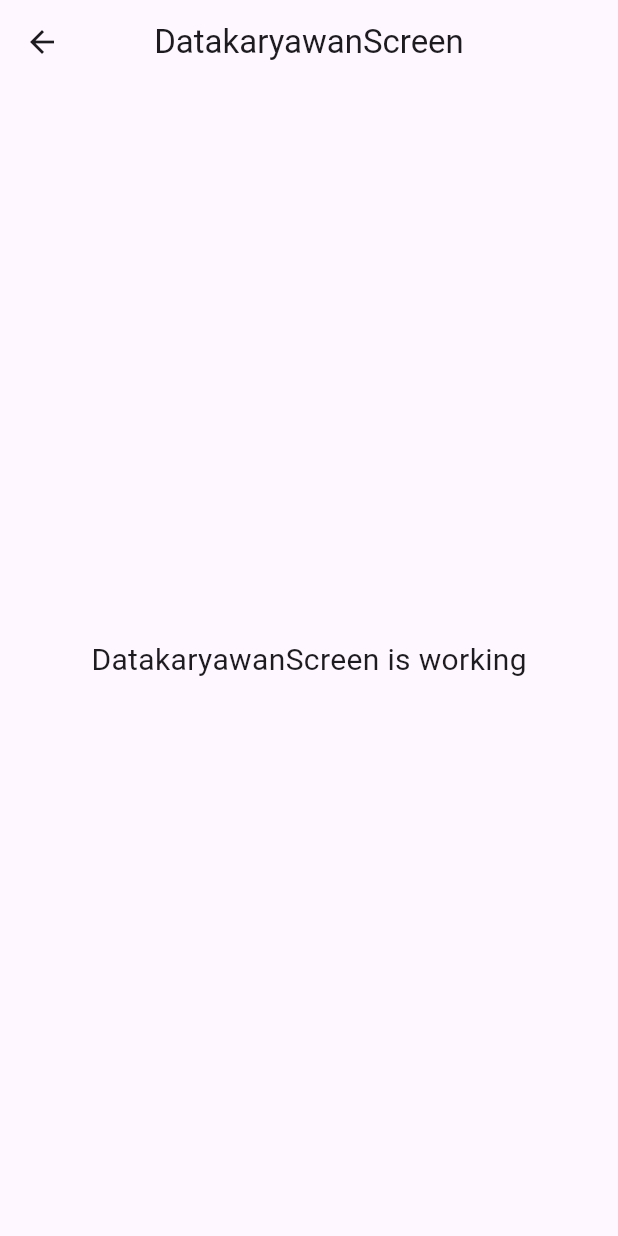
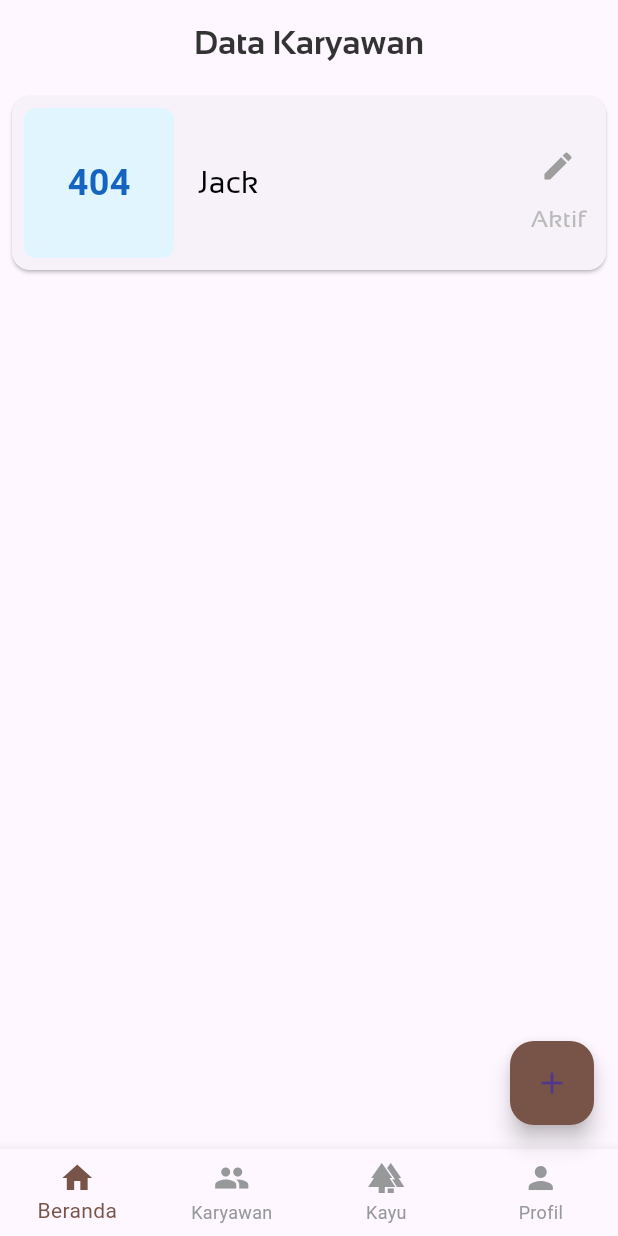
Before and after one commit to AgilS121/management-data-barang, a Flutter app: the DatakaryawanScreen screen opened by its route, on a phone screen of 412 x 824 dp. Run offline on Flutter 3.47's test engine with Material 3 defaults, Android fonts, the phone set to English and light mode, and no system bars; our stand-ins replace firebase_core, flutter_screenutil, get; accounts and stored records are empty.

Commit message:
update: menambahkan halaman adminpage awal

```diff
--- /dev/null
+++ b/lib/domain/models/KaryawanModel.dart
@@ -0,0 +1,43 @@
+class KaryawanModel {
+  final int id;
+  final String name;
+  final String position;
+  final String status;
+  final String email;
+  final String phone;
+  final String image;
+
+  KaryawanModel(
+      {required this.id,
+      required this.name,
+      required this.position,
+      required this.status,
+      required this.email,
+      required this.phone,
+      required this.image});
+
+  // Factory constructor to create an KaryawanModel from a JSON map
+  factory KaryawanModel.fromJson(Map<String, dynamic> json) {
+    return KaryawanModel(
+        id: json['id'],
+        name: json['name'],
+        position: json['position'],
+        status: json['status'],
+        email: json['email'],
+        phone: json['phone'],
+        image: json['image']);
+  }
+
+  // Method to convert an KaryawanModel instance to a JSON map
+  Map<String, dynamic> toJson() {
+    return {
+      'id': id,
+      'name': name,
+      'position': position,
+      'status': status,
+      'email': email,
+      'phone': phone,
+      'image': image
+    };
+  }
+}
--- a/lib/infrastructure/navigation/bindings/controllers/controllers_bindings.dart
+++ b/lib/infrastructure/navigation/bindings/controllers/controllers_bindings.dart
@@ -15,6 +15,7 @@ export 'package:dekaybaro/infrastructure/navigation/bindings/controllers/onboard
 export 'package:dekaybaro/infrastructure/navigation/bindings/controllers/pembayaran.controller.binding.dart';
 export 'package:dekaybaro/infrastructure/navigation/bindings/controllers/pengaturancustomer.controller.binding.dart';
 export 'package:dekaybaro/infrastructure/navigation/bindings/controllers/productdetail.controller.binding.dart';
+export 'package:dekaybaro/infrastructure/navigation/bindings/controllers/profiladmin.controller.binding.dart';
 export 'package:dekaybaro/infrastructure/navigation/bindings/controllers/register.controller.binding.dart';
 export 'package:dekaybaro/infrastructure/navigation/bindings/controllers/resetpassword.controller.binding.dart';
 export 'package:dekaybaro/infrastructure/navigation/bindings/controllers/semua_product.controller.binding.dart';
--- a/lib/infrastructure/navigation/navigation.dart
+++ b/lib/infrastructure/navigation/navigation.dart
@@ -136,5 +136,10 @@ class Nav {
       page: () => const DatakayuScreen(),
       binding: DatakayuControllerBinding(),
     ),
+    GetPage(
+      name: Routes.PROFILADMIN,
+      page: () => const ProfiladminScreen(),
+      binding: ProfiladminControllerBinding(),
+    ),
   ];
 }
--- a/lib/infrastructure/navigation/routes.dart
+++ b/lib/infrastructure/navigation/routes.dart
@@ -9,6 +9,7 @@ class Routes {
   static const BELANJA = '/belanja';
   static const CUSTOMDIVIDER = '/customdivider';
   static const DATAKARYAWAN = '/datakaryawan';
+  static const DATAKAYU = '/datakayu';
   static const DETAILPRODUK = '/detailproduk';
   static const HOME = '/home';
   static const HOMEADMIN = '/homeadmin';
@@ -25,5 +26,5 @@ class Routes {
   static const RESETPASSWORD = '/resetpassword';
   static const SEMUA_PRODUCT = '/semua-product';
   static const TENTANGAPLIKASI = '/tentangaplikasi';
-  static const DATAKAYU = '/datakayu';
+  static const PROFILADMIN = '/profiladmin';
 }
--- a/lib/presentation/adminpage/datakaryawan/controllers/datakaryawan.controller.dart
+++ b/lib/presentation/adminpage/datakaryawan/controllers/datakaryawan.controller.dart
@@ -1,23 +1,24 @@
+import 'package:dekaybaro/domain/models/KaryawanModel.dart';
 import 'package:get/get.dart';
 
 class DatakaryawanController extends GetxController {
-  //TODO: Implement DatakaryawanController
+  final RxList<KaryawanModel> karyawanitems = <KaryawanModel>[].obs;
 
-  final count = 0.obs;
   @override
   void onInit() {
     super.onInit();
+    // Contoh data
+    karyawanitems.addAll([
+      KaryawanModel(
+        id: 1,
+        name: 'Jack',
+        email: 'jack@gmail.com',
+        phone: '089665881651',
+        position: 'Karyawan Tetap',
+        status: 'Aktif',
+        image:
+            'https://static-00.iconduck.com/assets.00/9-404-error-illustration-2048x908-vp03fkyu.png',
+      ),
+    ]);
   }
-
-  @override
-  void onReady() {
-    super.onReady();
-  }
-
-  @override
-  void onClose() {
-    super.onClose();
-  }
-
-  void increment() => count.value++;
 }
--- a/lib/presentation/adminpage/datakaryawan/datakaryawan.screen.dart
+++ b/lib/presentation/adminpage/datakaryawan/datakaryawan.screen.dart
@@ -1,4 +1,10 @@
+import 'package:dekaybaro/infrastructure/theme/colors.dart';
+import 'package:dekaybaro/presentation/utils/componentadmins/views/card_karyawan_view.dart';
+import 'package:dekaybaro/presentation/utils/componentadmins/views/custom_bottom_navbar_admin_view.dart';
+import 'package:dekaybaro/presentation/utils/views/reusable_button_view.dart';
+import 'package:dekaybaro/presentation/utils/views/reusable_text_view.dart';
 import 'package:flutter/material.dart';
+import 'package:flutter_screenutil/flutter_screenutil.dart';
 
 import 'package:get/get.dart';
 
@@ -6,19 +12,43 @@ import 'controllers/datakaryawan.controller.dart';
 
 class DatakaryawanScreen extends GetView<DatakaryawanController> {
   const DatakaryawanScreen({Key? key}) : super(key: key);
+
   @override
   Widget build(BuildContext context) {
     return Scaffold(
       appBar: AppBar(
-        title: const Text('DatakaryawanScreen'),
+        automaticallyImplyLeading: false,
+        title: ReusableTextView(
+          text: "Data Karyawan",
+          sizetext: 22,
+          textcolor: AppColors.blacktext,
+          fontWeight: FontWeight.bold,
+        ),
         centerTitle: true,
       ),
-      body: const Center(
-        child: Text(
-          'DatakaryawanScreen is working',
-          style: TextStyle(fontSize: 20),
+      body: Container(
+        child: Column(
+          children: [
+            Expanded(
+              child: Obx(() => ListView.builder(
+                    itemCount: controller.karyawanitems.length,
+                    itemBuilder: (context, index) {
+                      return CardKaryawanView(
+                          karyawan: controller.karyawanitems[index]);
+                    },
+                  )),
+            ),
+          ],
         ),
       ),
+      floatingActionButton: FloatingActionButton(
+        onPressed: () {
+          // Logika ketika tombol ditekan
+        },
+        backgroundColor: AppColors.coklat7,
+        child: Icon(Icons.add),
+      ),
+      bottomNavigationBar: CustomBottomNavbarAdminView(),
     );
   }
 }
--- a/lib/presentation/adminpage/homeadmin/controllers/homeadmin.controller.dart
+++ b/lib/presentation/adminpage/homeadmin/controllers/homeadmin.controller.dart
@@ -1,23 +1,35 @@
+import 'package:dekaybaro/domain/models/ProductModel.dart';
 import 'package:get/get.dart';
 
 class HomeadminController extends GetxController {
-  //TODO: Implement HomeadminController
+  final RxList<String> categories =
+      ['Semua', 'Kayu', 'Kayu', 'Kayu', 'Kayu'].obs;
+  final RxInt selectedCategoryIndex = 0.obs;
+  final RxList<Product> products = <Product>[].obs;
 
-  final count = 0.obs;
   @override
   void onInit() {
     super.onInit();
+    loadProducts();
   }
 
-  @override
-  void onReady() {
-    super.onReady();
+  void loadProducts() {
+    products.value = [
+      Product(name: 'Kayu Alba', price: 900000, image: [
+        'https://static-00.iconduck.com/assets.00/9-404-error-illustration-2048x908-vp03fkyu.png',
+        'https://static-00.iconduck.com/assets.00/9-404-error-illustration-2048x908-vp03fkyu.png',
+        'https://static-00.iconduck.com/assets.00/9-404-error-illustration-2048x908-vp03fkyu.png'
+      ]),
+      Product(name: 'Kayu Alba', price: 900000, image: [
+        'https://static-00.iconduck.com/assets.00/9-404-error-illustration-2048x908-vp03fkyu.png',
+        'https://static-00.iconduck.com/assets.00/9-404-error-illustration-2048x908-vp03fkyu.png',
+        'https://static-00.iconduck.com/assets.00/9-404-error-illustration-2048x908-vp03fkyu.png'
+      ]),
+    ];
   }
 
-  @override
-  void onClose() {
-    super.onClose();
+  void selectCategory(int index) {
+    selectedCategoryIndex.value = index;
+    // Logika untuk memfilter produk berdasarkan kategori bisa ditambahkan di sini
   }
-
-  void increment() => count.value++;
 }
--- a/lib/presentation/screens.dart
+++ b/lib/presentation/screens.dart
@@ -1,6 +1,7 @@
 export 'package:dekaybaro/presentation/adminpage/datakaryawan/datakaryawan.screen.dart';
 export 'package:dekaybaro/presentation/adminpage/datakayu/datakayu.screen.dart';
 export 'package:dekaybaro/presentation/adminpage/homeadmin/homeadmin.screen.dart';
+export 'package:dekaybaro/presentation/adminpage/profiladmin/profiladmin.screen.dart';
 export 'package:dekaybaro/presentation/customerpage/addalamat/addalamat.screen.dart';
 export 'package:dekaybaro/presentation/customerpage/akun/akun.screen.dart';
 export 'package:dekaybaro/presentation/customerpage/belanja/belanja.screen.dart';
--- a/lib/presentation/utils/componentadmins/controllers/custom_bottom_navbar_admin_controller_controller.dart
+++ b/lib/presentation/utils/componentadmins/controllers/custom_bottom_navbar_admin_controller_controller.dart
@@ -16,7 +16,7 @@ class CustomBottomNavbarAdminControllerController extends GetxController {
         Get.toNamed('/datakayu');
         break;
       case 3:
-        Get.toNamed('/akunadmin');
+        Get.toNamed('/profiladmin');
         break;
     }
   }
--- /dev/null
+++ b/lib/presentation/utils/componentadmins/views/card_karyawan_view.dart
@@ -0,0 +1,71 @@
+import 'package:dekaybaro/domain/models/KaryawanModel.dart';
+import 'package:dekaybaro/infrastructure/theme/colors.dart';
+import 'package:dekaybaro/presentation/utils/views/reusable_text_view.dart';
+import 'package:flutter/material.dart';
+
+class CardKaryawanView extends StatelessWidget {
+  final KaryawanModel karyawan;
+
+  const CardKaryawanView({Key? key, required this.karyawan}) : super(key: key);
+
+  @override
+  Widget build(BuildContext context) {
+    return Card(
+      margin: EdgeInsets.all(8),
+      child: Padding(
+        padding: EdgeInsets.all(8),
+        child: Row(
+          children: [
+            // Gambar produk
+            Container(
+              width: 100,
+              height: 100,
+              decoration: BoxDecoration(
+                color: Colors.lightBlue[50],
+                borderRadius: BorderRadius.circular(8),
+              ),
+              child: Center(
+                child: Text(
+                  '404',
+                  style: TextStyle(
+                    fontSize: 24,
+                    fontWeight: FontWeight.bold,
+                    color: Colors.blue[800],
+                  ),
+                ),
+              ),
+            ),
+            SizedBox(width: 16),
+            // Informasi produk
+            Expanded(
+              child: Column(
+                crossAxisAlignment: CrossAxisAlignment.start,
+                children: [
+                  ReusableTextView(
+                    text: karyawan.name,
+                    sizetext: 20,
+                    textcolor: AppColors.blackColor,
+                  ),
+                ],
+              ),
+            ),
+            // Kontrol jumlah dan hapus
+            Column(
+              children: [
+                IconButton(
+                  icon: Icon(Icons.edit, color: Colors.grey),
+                  onPressed: () {},
+                ),
+                ReusableTextView(
+                  text: karyawan.status,
+                  sizetext: 16,
+                  textcolor: AppColors.greytext,
+                ),
+              ],
+            ),
+          ],
+        ),
+      ),
+    );
+  }
+}
```
Also changed, not shown: lib/domain/models/ProductModel.dart (+6 -4 lines), lib/infrastructure/navigation/bindings/controllers/profiladmin.controller.binding.dart (added, +12 -0 lines), lib/presentation/adminpage/datakayu/controllers/datakayu.controller.dart (+28 -9 lines), lib/presentation/adminpage/datakayu/datakayu.screen.dart (+33 -5 lines), lib/presentation/adminpage/homeadmin/homeadmin.screen.dart (+23 -3 lines), lib/presentation/adminpage/profiladmin/controllers/profiladmin.controller.dart (added, +23 -0 lines), lib/presentation/adminpage/profiladmin/profiladmin.screen.dart (added, +87 -0 lines), lib/presentation/utils/componentadmins/views/card_kayu_view.dart (added, +73 -0 lines), lib/presentation/utils/componentadmins/views/stock_product_card_view.dart (added, +73 -0 lines).
